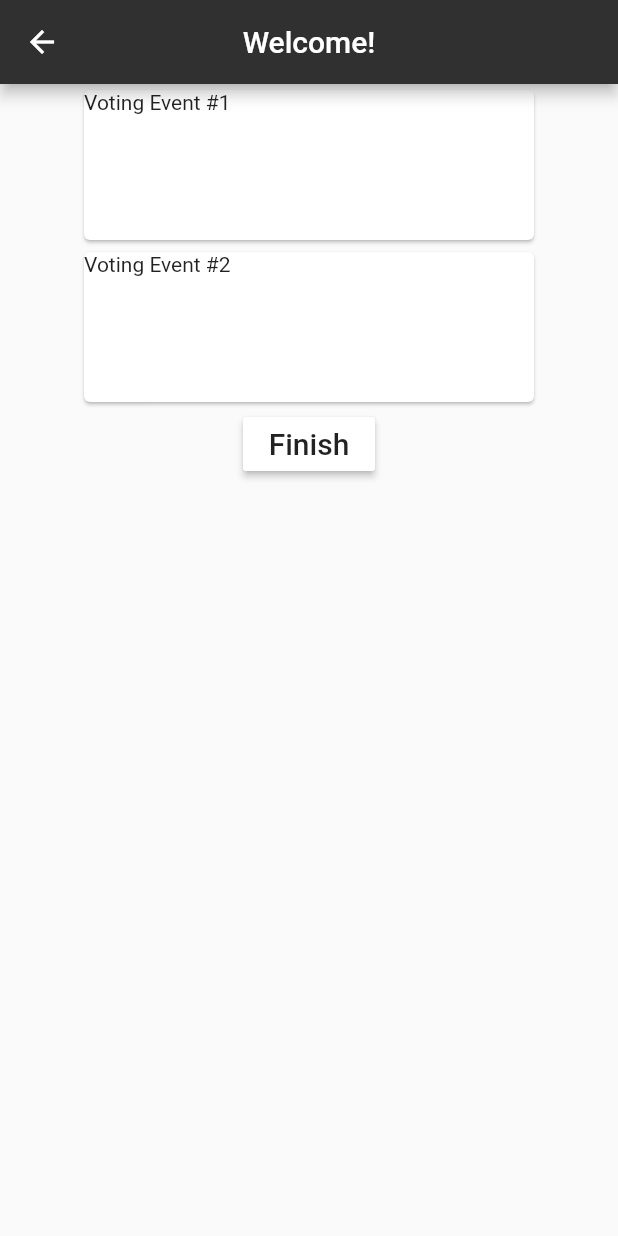
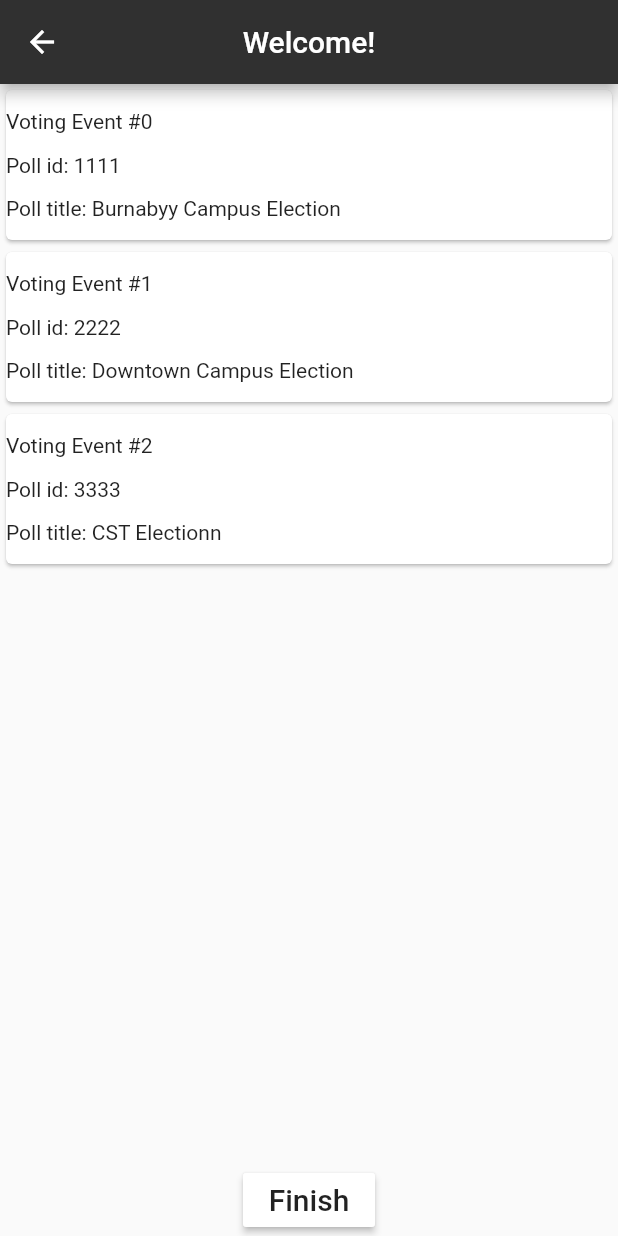
Before and after one commit to 4981Team1/mobile_voting_machine_frontend, a Flutter app: the AvailablePolls screen opened directly, on a phone screen of 412 x 824 dp. Run offline on Flutter 3.47's test engine with Material 2 defaults, Android fonts, the phone set to English and light mode, and no system bars; our stand-ins replace flutter_blue.

Commit message:
AvailablePolls page, populate list data with json object

```diff
--- a/lib/AvailablePolls.dart
+++ b/lib/AvailablePolls.dart
@@ -2,25 +2,74 @@ import 'package:flutter/material.dart';
 import 'ConnectionManager.dart';
 import 'EnterPin.dart';
 import 'VotingEvent.dart';
+import 'dart:async';
+import 'dart:convert';
+import 'dart:developer';
+import 'main.dart';
 
-import 'main.dart';
 final connectionManager = ConnectionManager.getInstance();
 
+/**
+ * Converting json string to Poll object
+ */
+Future<List<Poll>> fetchPoll() async {
+
+  String jsonString = '[{"_id":"1111","details":"Burnabyy Campus Election"},'
+      '{"_id":"2222","details":"Downtown Campus Election"},'
+      '{"_id":"3333","details":"CST Electionn"}]';
+
+  var data = json.decode(jsonString);
+  log("data:  $data");
+
+  // If the call to the server was successful, parse the JSON.
+  return (data as List).map((p) => Poll.fromJson(p)).toList();
+}
+
+/**
+ * Poll object conversion
+ */
+class Poll {
+  final String id;
+  final String details;
+
+  Poll({this.id, this.details});
+
+  factory Poll.fromJson(Map<String, dynamic> json) {
+    return Poll(
+      id: json['_id'],
+      details: json['details'],
+    );
+  }
+}
+
 class AvailablePolls extends StatelessWidget {
+  Future<List<Poll>> poll = fetchPoll();
+
   @override
   Widget build(BuildContext context) {
     return Scaffold(
       appBar: AppBar(
           centerTitle: true,
           backgroundColor: Colors.grey[850],
-          title: Text("Welcome!")
-      ),
-      backgroundColor:  Colors.grey[50],
-      body: Center(
-          child: Column(
+          title: Text("Welcome!")),
+      backgroundColor: Colors.grey[50],
+      body:   new Builder(
+          builder: (BuildContext context) {
+            return Column(
+              mainAxisAlignment: MainAxisAlignment.spaceAround,
               children: <Widget>[
-
-                Card(
+                Expanded(
+                  //flex: 8,
+                  child: FutureBuilder<List<Poll>>(
+                          future: poll,
+                          // ignore: missing_return
+                          builder: (context, snapshot) {
+                            if (snapshot.hasData) {
+                              return ListView.builder(
+                                itemCount: snapshot.data.length,
+                                itemBuilder: (context, index) {
+                                  final item = snapshot.data[index];
+                                  return Card(
                                     child: InkWell(
                                       splashColor: Colors.blue.withAlpha(30),
                                       onTap: () {
@@ -30,33 +79,36 @@ class AvailablePolls extends StatelessWidget {
                                           MaterialPageRoute(builder: (context) => VotingEvent()),
                                         );
                                       },
+
                                       child: Container(
                                         width: 300,
                                         height: 100,
-                      child: Text('Voting Event #1'),
+                                        child: Column(
+                                          crossAxisAlignment: CrossAxisAlignment.start,
+                                          mainAxisSize: MainAxisSize.max,
+                                          mainAxisAlignment: MainAxisAlignment.spaceEvenly,
+                                          children: <Widget>[
+                                            Text('Voting Event #' + index.toString()),
+                                            Text('Poll id: ' + item.id),
+                                            Text('Poll title: ' + item.details),
+                                            // ignore: missing_return
+                                          ],
                                         ),
                                       ),
                                     ),
-
-                Card(
-                  child: InkWell(
-                    splashColor: Colors.blue.withAlpha(30),
-                    onTap: () {
-                      print('Card tapped.');
-                      Navigator.push(
-                        context,
-                        MaterialPageRoute(builder: (context) => VotingEvent()),
                                   );
                                 },
-                    child: Container(
-                      width: 300,
-                      height: 100,
-                      child: Text('Voting Event #2'),
+                              );
+
+                            } else if (snapshot.hasError) {
+                              return Text("${snapshot.error}");
+                            }
+                            else{
+                              return Container();
+                      }
+                    },
                   ),
                 ),
-                ),
-
-
                 RaisedButton(
                   color: Colors.white,
                   onPressed: () {
@@ -65,13 +117,12 @@ class AvailablePolls extends StatelessWidget {
                         MaterialPageRoute(builder: (context) => EnterPin()),
                        );
                   },
-
                   child: const Text('Finish', style: TextStyle(fontSize: 20)),
-
                 ),
-              ]
+              ],
+            );
+          }
       )
-      ),
     );
   }
 }
```
Lines whose indentation alone changed are shown as unchanged.
